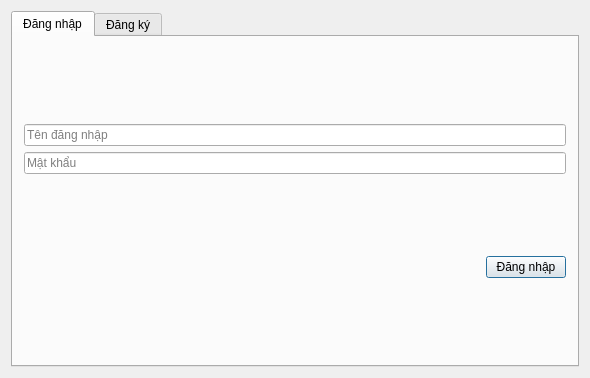
This is introform.ui in fantasyinferno/libpro as Qt 5 draws it before an edit. The edited form follows.
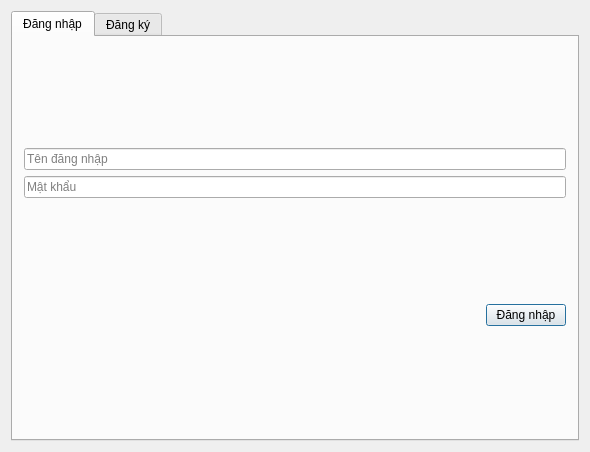
This is the edited form. The open tabs and pages were chosen to show the change. Icons and pictures are not drawn.

What changed in the file:
```diff
--- a/introform.ui
+++ b/introform.ui
@@ -10,7 +10,7 @@
     <x>0</x>
     <y>0</y>
     <width>590</width>
-    <height>378</height>
+    <height>452</height>
    </rect>
   </property>
   <property name="windowTitle">
```
Left out of the diff: 2 changed lines with no effect on the pictures.
